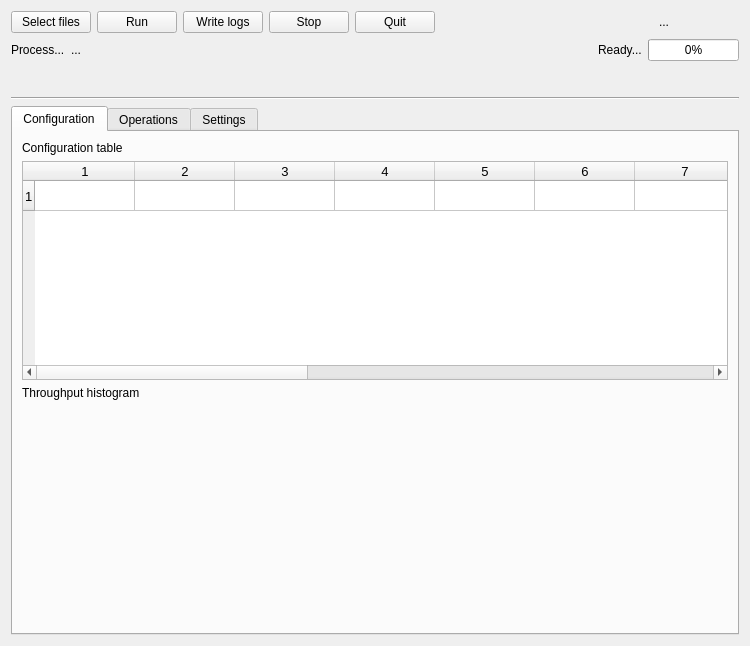
Above: src/main2.ui from fmu93/ATM-metrics before the change. Below: the same form after it.
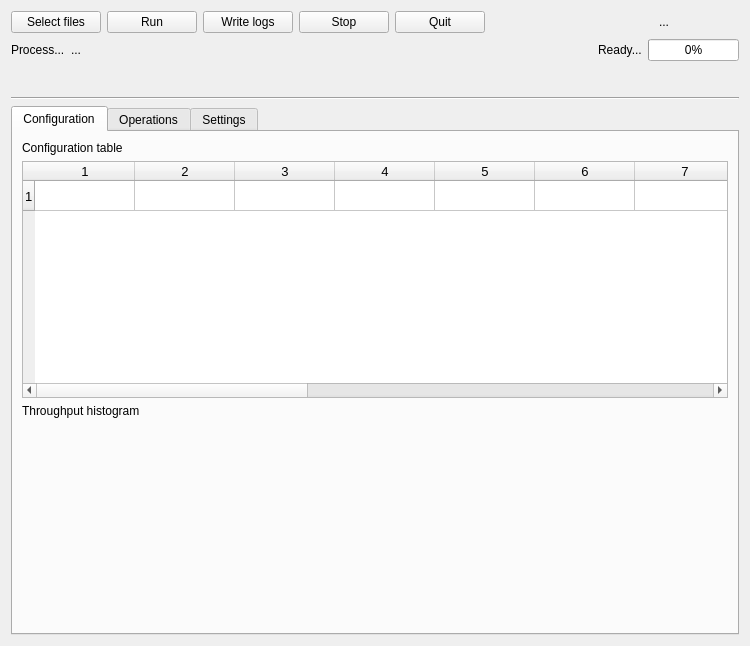
That is the form after the change.

Diff of the .ui file:
```diff
--- a/src/main2.ui
+++ b/src/main2.ui
@@ -32,6 +32,12 @@
       <layout class="QHBoxLayout" name="horizontalLayout">
        <item>
         <widget class="QPushButton" name="btnOpen">
+         <property name="minimumSize">
+          <size>
+           <width>90</width>
+           <height>0</height>
+          </size>
+         </property>
          <property name="text">
           <string>Select files</string>
          </property>
@@ -39,6 +45,12 @@
        </item>
        <item>
         <widget class="QPushButton" name="btnRun">
+         <property name="minimumSize">
+          <size>
+           <width>90</width>
+           <height>0</height>
+          </size>
+         </property>
          <property name="text">
           <string>Run</string>
          </property>
@@ -46,6 +58,12 @@
        </item>
        <item>
         <widget class="QPushButton" name="btnWrite">
+         <property name="minimumSize">
+          <size>
+           <width>90</width>
+           <height>0</height>
+          </size>
+         </property>
          <property name="text">
           <string>Write logs</string>
          </property>
@@ -53,6 +71,12 @@
        </item>
        <item>
         <widget class="QPushButton" name="btnStop">
+         <property name="minimumSize">
+          <size>
+           <width>90</width>
+           <height>0</height>
+          </size>
+         </property>
          <property name="text">
           <string>Stop</string>
          </property>
@@ -60,6 +84,12 @@
        </item>
        <item>
         <widget class="QPushButton" name="btnQuit">
+         <property name="minimumSize">
+          <size>
+           <width>90</width>
+           <height>0</height>
+          </size>
+         </property>
          <property name="text">
           <string>Quit</string>
          </property>
@@ -225,7 +255,7 @@
          <item row="0" column="0">
           <layout class="QVBoxLayout" name="verticalLayout_5" stretch="0,0,0,0">
            <property name="sizeConstraint">
-            <enum>QLayout::SetMinAndMaxSize</enum>
+            <enum>QLayout::SetDefaultConstraint</enum>
            </property>
            <property name="leftMargin">
             <number>0</number>
@@ -347,11 +377,17 @@
            <item>
             <widget class="QWidget" name="matplotlibWidget" native="true">
              <property name="sizePolicy">
-              <sizepolicy hsizetype="Expanding" vsizetype="Expanding">
+              <sizepolicy hsizetype="Preferred" vsizetype="Fixed">
                <horstretch>0</horstretch>
                <verstretch>0</verstretch>
               </sizepolicy>
              </property>
+             <property name="minimumSize">
+              <size>
+               <width>0</width>
+               <height>200</height>
+              </size>
+             </property>
              <layout class="QVBoxLayout" name="verticalLayout_2"/>
             </widget>
            </item>
```
Left out of the diff: 12 changed lines with no effect on the pictures.
